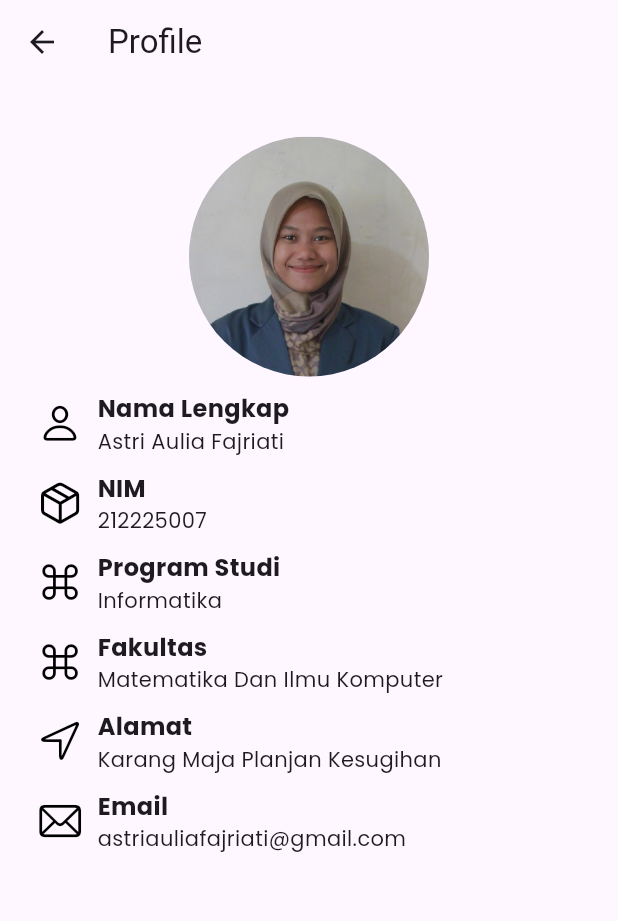
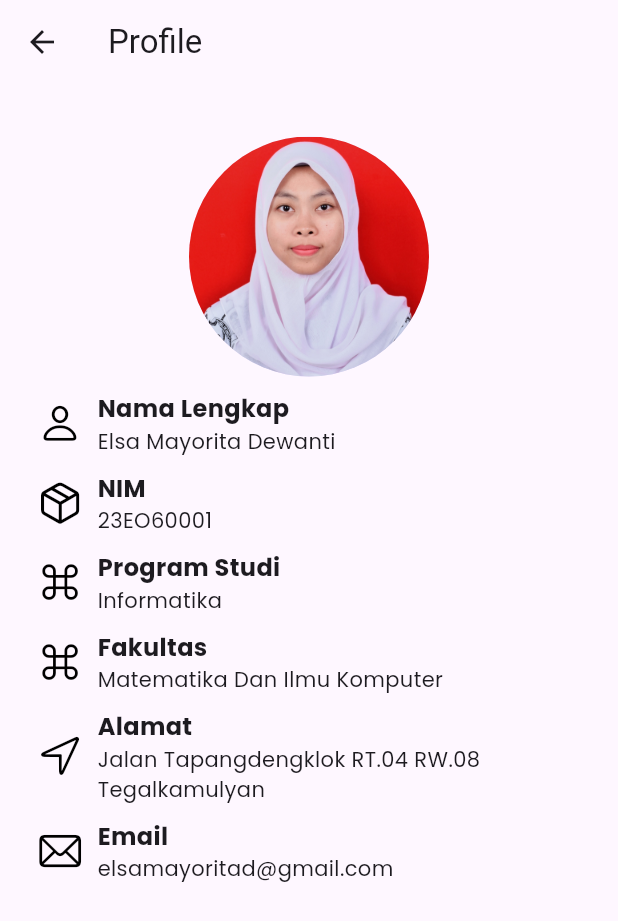
Before and after one commit to elsa-maydi18/uts, a Flutter app: the ProfilePage screen opened directly, on a phone screen of 412 x 824 dp. Shown: the top 921 px of the screen. Run offline on Flutter 3.47's test engine with Material 3 defaults, Android fonts, the phone set to English and light mode, and no system bars; our stand-ins replace google_fonts, webview_flutter; network calls fail.

Commit message:
first commit

```diff
--- a/lib/pages/home_pages.dart
+++ b/lib/pages/home_pages.dart
@@ -1,13 +1,13 @@
 import 'package:flutter/material.dart';
-import 'package:news_app/models/news_update_models.dart';
-import 'package:news_app/pages/news_detail_page.dart';
-import 'package:news_app/pages/widgets/build_tech_news.dart';
-import 'package:news_app/pages/widgets/bulid_ekonomi_news.dart';
-import 'package:news_app/pages/widgets/bulid_nasional_news.dart';
-import 'package:news_app/providres/ekonomi_new_provider.dart';
-import 'package:news_app/providres/nasional_new_provider.dart';
-import 'package:news_app/providres/news_update_provider.dart';
-import 'package:news_app/providres/tech_new_provider.dart';
+import 'package:uts/models/news_update_models.dart';
+import 'package:uts/pages/news_detail_page.dart';
+import 'package:uts/pages/widgets/build_tech_news.dart';
+import 'package:uts/pages/widgets/bulid_ekonomi_news.dart';
+import 'package:uts/pages/widgets/bulid_nasional_news.dart';
+import 'package:uts/providres/ekonomi_new_provider.dart';
+import 'package:uts/providres/nasional_new_provider.dart';
+import 'package:uts/providres/news_update_provider.dart';
+import 'package:uts/providres/tech_new_provider.dart';
 import 'package:provider/provider.dart';
 
 class HomePage extends StatefulWidget {
@@ -89,7 +89,7 @@ class _HomePageState extends State<HomePage>
           margin: const EdgeInsets.all(16),
           child: const CircleAvatar(
             radius: 30,
-            backgroundImage: AssetImage('assets/astri.jpg'),
+            backgroundImage: AssetImage('assets/elsa.jpeg'),
           ),
         ),
         const Column(
@@ -103,7 +103,7 @@ class _HomePageState extends State<HomePage>
               ),
             ),
             Text(
-              'Astri Aulia Fajriati',
+              'Elsa Mayorita Dewanti',
               style: TextStyle(
                 color: Colors.black,
                 fontWeight: FontWeight.w600,
@@ -294,7 +294,7 @@ class _HomePageState extends State<HomePage>
             indicatorSize: TabBarIndicatorSize.tab,
             isScrollable: true,
             labelColor: Colors.white,
-            unselectedLabelColor: Colors.grey,
+            unselectedLabelColor: const Color.fromARGB(255, 2, 2, 2),
             tabAlignment: TabAlignment.start,
             tabs: const [
               Tab(text: 'Tekno'),
--- a/lib/pages/main_pages.dart
+++ b/lib/pages/main_pages.dart
@@ -1,6 +1,6 @@
 import 'package:flutter/material.dart';
-import 'package:news_app/pages/home_pages.dart';
-import 'package:news_app/pages/profile_pages.dart';
+import 'package:uts/pages/home_pages.dart';
+import 'package:uts/pages/profile_pages.dart';
 
 class MainPage extends StatefulWidget {
   const MainPage({super.key});
--- a/lib/pages/on_boarding_page.dart
+++ b/lib/pages/on_boarding_page.dart
@@ -1,6 +1,6 @@
 import 'package:flutter/material.dart';
-import 'package:news_app/models/on_boarding_models.dart';
-import 'package:news_app/pages/main_pages.dart';
+import 'package:uts/models/on_boarding_models.dart';
+import 'package:uts/pages/main_pages.dart';
 
 class OnBoardingPage extends StatefulWidget {
   const OnBoardingPage({super.key});
--- a/lib/pages/profile_pages.dart
+++ b/lib/pages/profile_pages.dart
@@ -19,13 +19,13 @@ class ProfilePage extends StatelessWidget {
             const CircleAvatar(
               radius: 80,
               backgroundImage:
-                  AssetImage('assets/astri.jpg'), // Pastikan gambar ada
+                  AssetImage('assets/elsa.jpeg'), // Pastikan gambar ada
             ),
             const SizedBox(height: 10),
-            itemProfile(context, 'Nama Lengkap', 'Astri Aulia Fajriati',
+            itemProfile(context, 'Nama Lengkap', 'Elsa Mayorita Dewanti',
                 CupertinoIcons.person),
             const SizedBox(height: 10),
-            itemProfile(context, 'NIM', '212225007', CupertinoIcons.cube_box),
+            itemProfile(context, 'NIM', '23EO60001', CupertinoIcons.cube_box),
             const SizedBox(height: 10),
             itemProfile(context, 'Program Studi', 'Informatika',
                 CupertinoIcons.command),
@@ -33,10 +33,10 @@ class ProfilePage extends StatelessWidget {
             itemProfile(context, 'Fakultas', 'Matematika Dan Ilmu Komputer',
                 CupertinoIcons.command),
             const SizedBox(height: 10),
-            itemProfile(context, 'Alamat', 'Karang Maja Planjan Kesugihan',
+            itemProfile(context, 'Alamat', 'Jalan Tapangdengklok RT.04 RW.08 Tegalkamulyan',
                 CupertinoIcons.location),
             const SizedBox(height: 10),
-            itemProfile(context, 'Email', 'astriauliafajriati@gmail.com',
+            itemProfile(context, 'Email', 'elsamayoritad@gmail.com',
                 CupertinoIcons.mail),
           ],
         ),
--- a/lib/pages/widgets/build_tech_news.dart
+++ b/lib/pages/widgets/build_tech_news.dart
@@ -1,7 +1,7 @@
 import 'package:flutter/material.dart';
 import 'package:intl/intl.dart';
-import 'package:news_app/models/tech_news_model.dart';
-import 'package:news_app/pages/news_detail_page.dart';
+import 'package:uts/models/tech_news_model.dart';
+import 'package:uts/pages/news_detail_page.dart';
 
 class BuildTechNews extends StatelessWidget {
   final TechNewsModel berita;
--- a/lib/pages/widgets/bulid_ekonomi_news.dart
+++ b/lib/pages/widgets/bulid_ekonomi_news.dart
@@ -1,7 +1,7 @@
 import 'package:flutter/material.dart';
 import 'package:intl/intl.dart';
-import 'package:news_app/models/ekonomi_news_models.dart';
-import 'package:news_app/pages/news_detail_page.dart';
+import 'package:uts/models/ekonomi_news_models.dart';
+import 'package:uts/pages/news_detail_page.dart';
 
 class BuildEkonomiNews extends StatelessWidget {
   final EkonomiNewsModels berita;
@@ -64,7 +64,7 @@ class BuildEkonomiNews extends StatelessWidget {
                               (berita.title?.split(" - ").last ?? ''),
                               style: const TextStyle(
                                 color: Color(0xFF969696),
-                                fontSize: 12,
+                                fontSize: 10,
                               ),
                               overflow: TextOverflow.ellipsis,
                               maxLines: 2,
--- a/lib/pages/widgets/bulid_nasional_news.dart
+++ b/lib/pages/widgets/bulid_nasional_news.dart
@@ -1,7 +1,7 @@
 import 'package:flutter/material.dart';
 import 'package:intl/intl.dart';
-import 'package:news_app/models/nasional_news_models.dart';
-import 'package:news_app/pages/news_detail_page.dart';
+import 'package:uts/models/nasional_news_models.dart';
+import 'package:uts/pages/news_detail_page.dart';
 
 class BuildNasionalNews extends StatelessWidget {
   final NasionalNewsModels berita;
@@ -64,7 +64,7 @@ class BuildNasionalNews extends StatelessWidget {
                               (berita.title?.split(" - ").last ?? ''),
                               style: const TextStyle(
                                 color: Color(0xFF969696),
-                                fontSize: 12,
+                                fontSize: 10,
                               ),
                               overflow: TextOverflow.ellipsis,
                               maxLines: 2,
--- a/lib/providres/ekonomi_new_provider.dart
+++ b/lib/providres/ekonomi_new_provider.dart
@@ -2,7 +2,7 @@ import 'dart:convert';
 
 import 'package:flutter/material.dart';
 import 'package:http/http.dart' as http;
-import 'package:news_app/models/ekonomi_news_models.dart';
+import 'package:uts/models/ekonomi_news_models.dart';
 
 class EkonomiNewProvider with ChangeNotifier {
   List<EkonomiNewsModels> _ekonomiList = [];
--- a/lib/providres/nasional_new_provider.dart
+++ b/lib/providres/nasional_new_provider.dart
@@ -2,7 +2,7 @@ import 'dart:convert';
 
 import 'package:flutter/material.dart';
 import 'package:http/http.dart' as http;
-import 'package:news_app/models/nasional_news_models.dart';
+import 'package:uts/models/nasional_news_models.dart';
 
 class NasionalNewProvider with ChangeNotifier {
   List<NasionalNewsModels> _nasionalList = [];
--- a/lib/providres/news_update_provider.dart
+++ b/lib/providres/news_update_provider.dart
@@ -2,7 +2,7 @@ import 'dart:convert';
 
 import 'package:flutter/material.dart';
 import 'package:http/http.dart' as http;
-import 'package:news_app/models/news_update_models.dart';
+import 'package:uts/models/news_update_models.dart';
 
 class NewsUpdateProvider with ChangeNotifier {
   List<NewsUpdateModel> _beritaList = [];
--- a/lib/providres/tech_new_provider.dart
+++ b/lib/providres/tech_new_provider.dart
@@ -2,7 +2,7 @@ import 'dart:convert';
 
 import 'package:flutter/material.dart';
 import 'package:http/http.dart' as http;
-import 'package:news_app/models/tech_news_model.dart';
+import 'package:uts/models/tech_news_model.dart';
 
 class TechNewsProvider with ChangeNotifier {
   List<TechNewsModel> _techList = [];
--- a/pubspec.yaml
+++ b/pubspec.yaml
@@ -1,4 +1,4 @@
-name: news_app
+name: uts
 description: "A new Flutter project."
 # The following line prevents the package from being accidentally published to
 # pub.dev using `flutter pub publish`. This is preferred for private packages.
@@ -49,7 +49,7 @@ dev_dependencies:
   # activated in the `analysis_options.yaml` file located at the root of your
   # package. See that file for information about deactivating specific lint
   # rules and activating additional ones.
-  flutter_lints: ^4.0.0
+  flutter_lints: ^5.0.0
 
 # For information on the generic Dart part of this file, see the
 # following page: https://dart.dev/tools/pub/pubspec
```
Also changed, not shown: lib/main.dart (+5 -5 lines), assets/astri.jpg (deleted), assets/elsa.jpeg (added), pubspec.lock, 3 other files.
